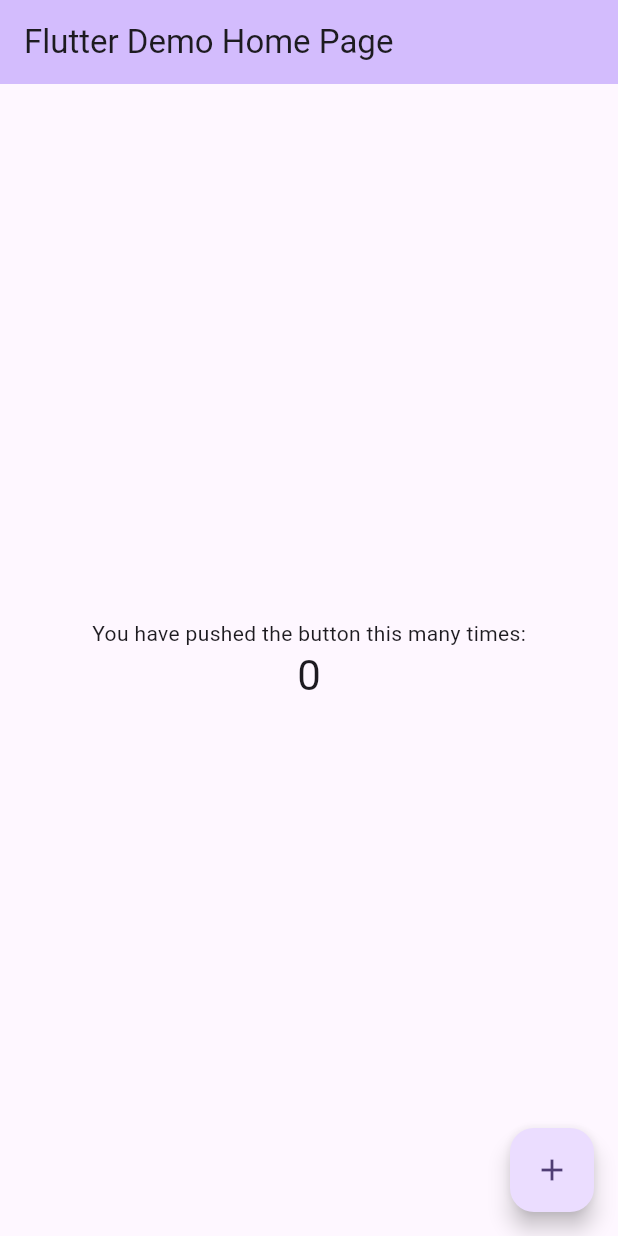
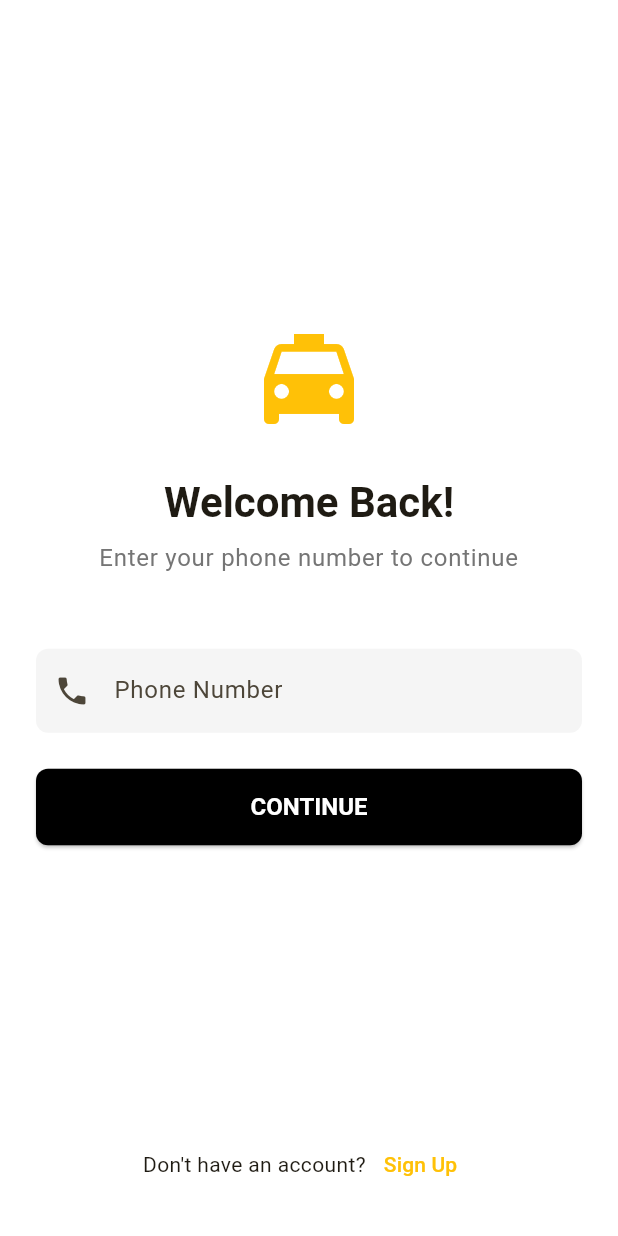
Before and after one commit to could-ai/019ae2db-3824-73aa-9a9d-764e9e142936, a Flutter app: the screen it shows after launch, on a phone screen of 412 x 824 dp. Run offline on Flutter 3.47's test engine with Material 3 defaults, Android fonts, the phone set to English and light mode, and no system bars.

Commit message:
Created AppTheme with a Taxi-inspired yellow and black color scheme.; Created SplashScreen with the Apni Taxi logo and auto-navigation to login.; Created LoginScreen with phone number input and validation.; Created HomeScreen with a map placeholder and booking bottom sheet.; Updated main.dart to wire up the new screens and apply the custom theme.

```diff
--- a/usr/lib/main.dart
+++ b/usr/lib/main.dart
@@ -1,123 +1,28 @@
 import 'package:flutter/material.dart';
+import 'package:couldai_user_app/theme/app_theme.dart';
+import 'package:couldai_user_app/screens/splash_screen.dart';
+import 'package:couldai_user_app/screens/login_screen.dart';
+import 'package:couldai_user_app/screens/home_screen.dart';
 
 void main() {
-  runApp(const MyApp());
+  runApp(const ApniTaxiApp());
 }
 
-class MyApp extends StatelessWidget {
-  const MyApp({super.key});
+class ApniTaxiApp extends StatelessWidget {
+  const ApniTaxiApp({super.key});
 
-  // This widget is the root of your application.
   @override
   Widget build(BuildContext context) {
     return MaterialApp(
-      title: 'Flutter Demo',
+      title: 'Apni Taxi',
       debugShowCheckedModeBanner: false,
-      theme: ThemeData(
-        // This is the theme of your application.
-        //
-        // TRY THIS: Try running your application with "flutter run". You'll see
-        // the application has a purple toolbar. Then, without quitting the app,
-        // try changing the seedColor in the colorScheme below to Colors.green
-        // and then invoke "hot reload" (save your changes or press the "hot
-        // reload" button in a Flutter-supported IDE, or press "r" if you used
-        // the command line to start the app).
-        //
-        // Notice that the counter didn't reset back to zero; the application
-        // state is not lost during the reload. To reset the state, use hot
-        // restart instead.
-        //
-        // This works for code too, not just values: Most code changes can be
-        // tested with just a hot reload.
-        colorScheme: ColorScheme.fromSeed(seedColor: Colors.deepPurple),
-      ),
+      theme: AppTheme.lightTheme,
       initialRoute: '/',
       routes: {
-        '/': (context) => const MyHomePage(title: 'Flutter Demo Home Page'),
+        '/': (context) => const SplashScreen(),
+        '/login': (context) => const LoginScreen(),
+        '/home': (context) => const HomeScreen(),
       },
     );
   }
 }
-
-class MyHomePage extends StatefulWidget {
-  const MyHomePage({super.key, required this.title});
-
-  // This widget is the home page of your application. It is stateful, meaning
-  // that it has a State object (defined below) that contains fields that affect
-  // how it looks.
-
-  // This class is the configuration for the state. It holds the values (in this
-  // case the title) provided by the parent (in this case the App widget) and
-  // used by the build method of the State. Fields in a Widget subclass are
-  // always marked "final".
-
-  final String title;
-
-  @override
-  State<MyHomePage> createState() => _MyHomePageState();
-}
-
-class _MyHomePageState extends State<MyHomePage> {
-  int _counter = 0;
-
-  void _incrementCounter() {
-    setState(() {
-      // This call to setState tells the Flutter framework that something has
-      // changed in this State, which causes it to rerun the build method below
-      // so that the display can reflect the updated values. If we changed
-      // _counter without calling setState(), then the build method would not be
-      // called again, and so nothing would appear to happen.
-      _counter++;
-    });
-  }
-
-  @override
-  Widget build(BuildContext context) {
-    // This method is rerun every time setState is called, for instance as done
-    // by the _incrementCounter method above.
-    //
-    // The Flutter framework has been optimized to make rerunning build methods
-    // fast, so that you can just rebuild anything that needs updating rather
-    // than having to individually change instances of widgets.
-    return Scaffold(
-      appBar: AppBar(
-        // TRY THIS: Try changing the color here to a specific color (to
-        // Colors.amber, perhaps?) and trigger a hot reload to see the AppBar
-        // change color while the other colors stay the same.
-        backgroundColor: Theme.of(context).colorScheme.inversePrimary,
-        // Here we take the value from the MyHomePage object that was created by
-        // the App.build method, and use it to set our appbar title.
-        title: Text(widget.title),
-      ),
-      body: Center(
-        // Center is a layout widget. It takes a single child and positions it
-        // in the middle of the parent.
-        child: Column(
-          // Column is also a layout widget. It takes a list of children and
-          // arranges them vertically. By default, it sizes itself to fit its
-          // children horizontally, and tries to be as tall as its parent.
-          //
-          // Column has various properties to control how it sizes itself and
-          // how it positions its children. Here we use mainAxisAlignment to
-          // center the children vertically; the main axis here is the vertical
-          // axis because Columns are vertical (the cross axis would be
-          // horizontal).
-          //
-          // TRY THIS: Invoke "debug painting" (choose the "Toggle Debug Paint"
-          // action in the IDE, or press "p" in the console), to see the
-          // wireframe for each widget.
-          mainAxisAlignment: MainAxisAlignment.center,
-          children: <Widget>[
-            const Text('You have pushed the button this many times:'),
-            Text('$_counter', style: Theme.of(context).textTheme.headlineMedium),
-          ],
-        ),
-      ),
-      floatingActionButton: FloatingActionButton(
-        onPressed: _incrementCounter,
-        tooltip: 'Increment',
-        child: const Icon(Icons.add),
-      ), // This trailing comma makes auto-formatting nicer for build methods.
-    );
-  }
-}
--- /dev/null
+++ b/usr/lib/screens/login_screen.dart
@@ -0,0 +1,101 @@
+import 'package:flutter/material.dart';
+
+class LoginScreen extends StatefulWidget {
+  const LoginScreen({super.key});
+
+  @override
+  State<LoginScreen> createState() => _LoginScreenState();
+}
+
+class _LoginScreenState extends State<LoginScreen> {
+  final _formKey = GlobalKey<FormState>();
+  final _phoneController = TextEditingController();
+
+  @override
+  void dispose() {
+    _phoneController.dispose();
+    super.dispose();
+  }
+
+  void _handleLogin() {
+    if (_formKey.currentState!.validate()) {
+      // Simulate login
+      Navigator.pushReplacementNamed(context, '/home');
+    }
+  }
+
+  @override
+  Widget build(BuildContext context) {
+    return Scaffold(
+      body: SafeArea(
+        child: Padding(
+          padding: const EdgeInsets.all(24.0),
+          child: Form(
+            key: _formKey,
+            child: Column(
+              crossAxisAlignment: CrossAxisAlignment.stretch,
+              children: [
+                const Spacer(),
+                const Icon(
+                  Icons.local_taxi,
+                  size: 80,
+                  color: Colors.amber,
+                ),
+                const SizedBox(height: 24),
+                Text(
+                  'Welcome Back!',
+                  style: Theme.of(context).textTheme.headlineMedium?.copyWith(
+                        fontWeight: FontWeight.bold,
+                      ),
+                  textAlign: TextAlign.center,
+                ),
+                const SizedBox(height: 8),
+                Text(
+                  'Enter your phone number to continue',
+                  style: Theme.of(context).textTheme.bodyLarge?.copyWith(
+                        color: Colors.grey[600],
+                      ),
+                  textAlign: TextAlign.center,
+                ),
+                const SizedBox(height: 48),
+                TextFormField(
+                  controller: _phoneController,
+                  keyboardType: TextInputType.phone,
+                  decoration: const InputDecoration(
+                    labelText: 'Phone Number',
+                    prefixIcon: Icon(Icons.phone),
+                    hintText: '+91 98765 43210',
+                  ),
+                  validator: (value) {
+                    if (value == null || value.isEmpty) {
+                      return 'Please enter your phone number';
+                    }
+                    return null;
+                  },
+                ),
+                const SizedBox(height: 24),
+                ElevatedButton(
+                  onPressed: _handleLogin,
+                  child: const Text('CONTINUE'),
+                ),
+                const Spacer(),
+                Row(
+                  mainAxisAlignment: MainAxisAlignment.center,
+                  children: [
+                    const Text("Don't have an account?"),
+                    TextButton(
+                      onPressed: () {
+                        // Navigate to register
+                      },
+                      child: const Text('Sign Up'),
+                    ),
+                  ],
+                ),
+              ],
+            ),
+          ),
+        ),
+      ),
+    );
+  }
+}
--- /dev/null
+++ b/usr/lib/theme/app_theme.dart
@@ -0,0 +1,51 @@
+import 'package:flutter/material.dart';
+
+class AppTheme {
+  static final ThemeData lightTheme = ThemeData(
+    useMaterial3: true,
+    colorScheme: ColorScheme.fromSeed(
+      seedColor: Colors.amber,
+      primary: Colors.amber,
+      secondary: Colors.black,
+      surface: Colors.white,
+      background: Colors.grey[50],
+    ),
+    appBarTheme: const AppBarTheme(
+      backgroundColor: Colors.amber,
+      foregroundColor: Colors.black,
+      elevation: 0,
+      centerTitle: true,
+    ),
+    elevatedButtonTheme: ElevatedButtonThemeData(
+      style: ElevatedButton.styleFrom(
+        backgroundColor: Colors.black,
+        foregroundColor: Colors.white,
+        padding: const EdgeInsets.symmetric(vertical: 16),
+        shape: RoundedRectangleBorder(
+          borderRadius: BorderRadius.circular(8),
+        ),
+        textStyle: const TextStyle(
+          fontSize: 16,
+          fontWeight: FontWeight.bold,
+        ),
+      ),
+    ),
+    inputDecorationTheme: InputDecorationTheme(
+      filled: true,
+      fillColor: Colors.grey[100],
+      border: OutlineInputBorder(
+        borderRadius: BorderRadius.circular(8),
+        borderSide: BorderSide.none,
+      ),
+      enabledBorder: OutlineInputBorder(
+        borderRadius: BorderRadius.circular(8),
+        borderSide: BorderSide.none,
+      ),
+      focusedBorder: OutlineInputBorder(
+        borderRadius: BorderRadius.circular(8),
+        borderSide: const BorderSide(color: Colors.amber, width: 2),
+      ),
+      contentPadding: const EdgeInsets.symmetric(horizontal: 16, vertical: 16),
+    ),
+  );
+}
```
Also changed, not shown: usr/lib/screens/home_screen.dart (added, +151 -0 lines), usr/lib/screens/splash_screen.dart (added, +63 -0 lines).
